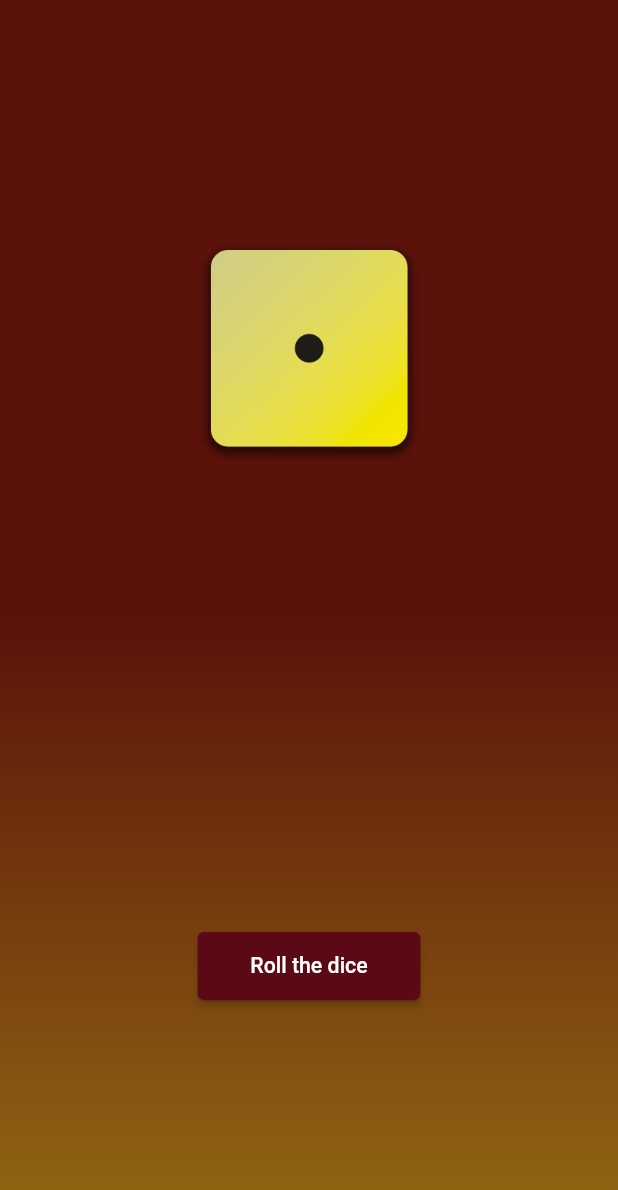
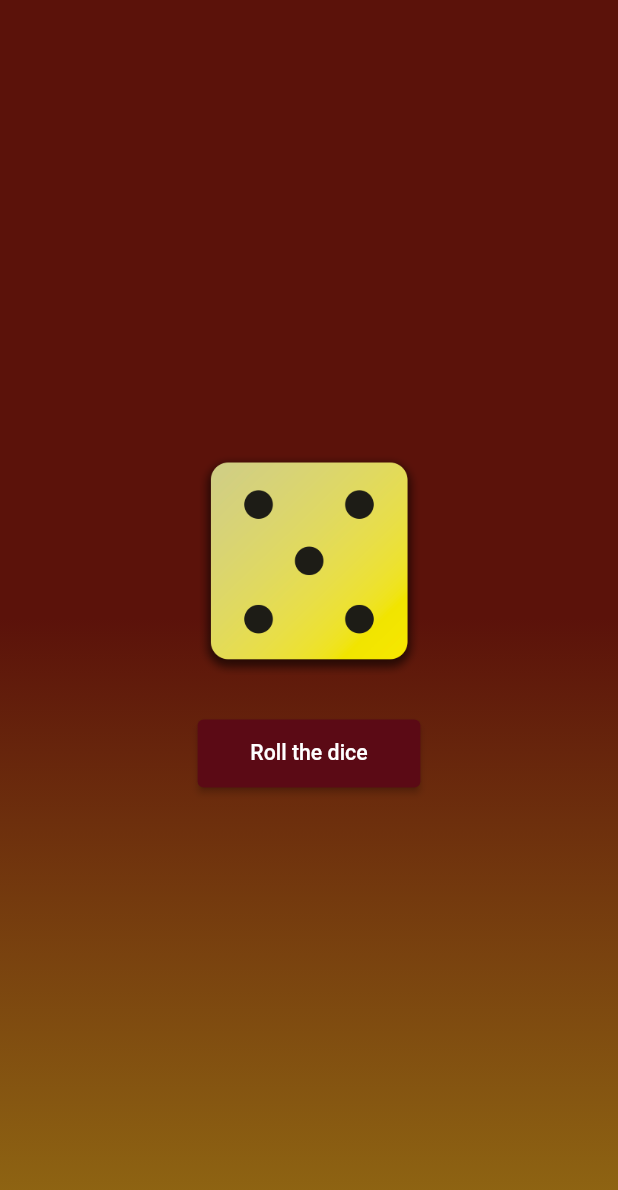
Before and after one commit to DreXuri/DiceGame, a Flutter app: the screen it shows after launch, after a tap on "Roll the dice", on a phone screen of 412 x 824 dp. Shown: the top 1190 px of the screen. Run offline on Flutter 3.47's test engine with Material 2 defaults, Android fonts, the light colour scheme and no system bars; our stand-ins replace flutter_screenutil, google_fonts, page_transition.

Commit message:
change the dice logic

```diff
--- a/lib/features/dice_game.dart
+++ b/lib/features/dice_game.dart
@@ -1,3 +1,5 @@
+import 'dart:math';
+
 import 'package:dicegame/utils/color_costants.dart';
 import 'package:dicegame/widgets/my_text.dart';
 import 'package:flutter/material.dart';
@@ -5,11 +7,34 @@ import 'package:flutter_screenutil/flutter_screenutil.dart';
 
 import '../utils/app.assets.dart';
 
-class DicePage extends StatelessWidget {
+class DicePage extends StatefulWidget {
   static const String route = '/dice_page';
 
   const DicePage({super.key});
-  void rollDice() {}
+
+  @override
+  State<DicePage> createState() {
+    return _DicePageState();
+  }
+}
+
+class _DicePageState extends State<DicePage> {
+  // var newDicImage = Assets.imageDice4;
+  var newDicImage = 'assets/images/dice-1.png';
+  // var imgNext = 1;
+
+  void rollDice() {
+    var imgNext = Random().nextInt(6);
+    setState(() {
+      newDicImage = Assets.imageDice4;
+      imgNext = imgNext + 1;
+      newDicImage = 'assets/images/dice-$imgNext.png';
+    });
+
+    print('newImage');
+    print('for the $imgNext');
+  }
+
   @override
   Widget build(BuildContext context) {
     return Scaffold(
@@ -17,26 +42,21 @@ class DicePage extends StatelessWidget {
         decoration: BoxDecoration(
           gradient: appBarGradient,
         ),
-        // child: Center(
-        //   child: CustomText(
-        //     fontSize: 20.sp,
-        //     fontWeight: FontWeight.bold,
-        //     color: kWhite,
-        //     data: 'Dice infor',
-        //     textAlign: null,
-        //   ),
+        child: Center(
           child: Column(
-          crossAxisAlignment: CrossAxisAlignment.center,
-          mainAxisAlignment: MainAxisAlignment.spaceAround,
+            // crossAxisAlignment: CrossAxisAlignment.center,
+            mainAxisSize: MainAxisSize.min,
             children: [
-            Center(
-                child: Image.asset(
-              Assets.imageDice1,
+              Image.asset(
+                newDicImage,
                 width: 150.h,
                 height: 150.h,
-            )),
+              ),
+              SizedBox(
+                height: 28.h,
+              ),
               ElevatedButton(
-                onPressed: () {},
+                  onPressed: rollDice,
                   style: ElevatedButton.styleFrom(
                     backgroundColor: kPrimary,
                     disabledForegroundColor: kPrimary.withOpacity(0.56),
@@ -58,6 +78,7 @@ class DicePage extends StatelessWidget {
             ],
           ),
         ),
+      ),
     );
   }
 }
```
Lines whose indentation alone changed are shown as unchanged.
